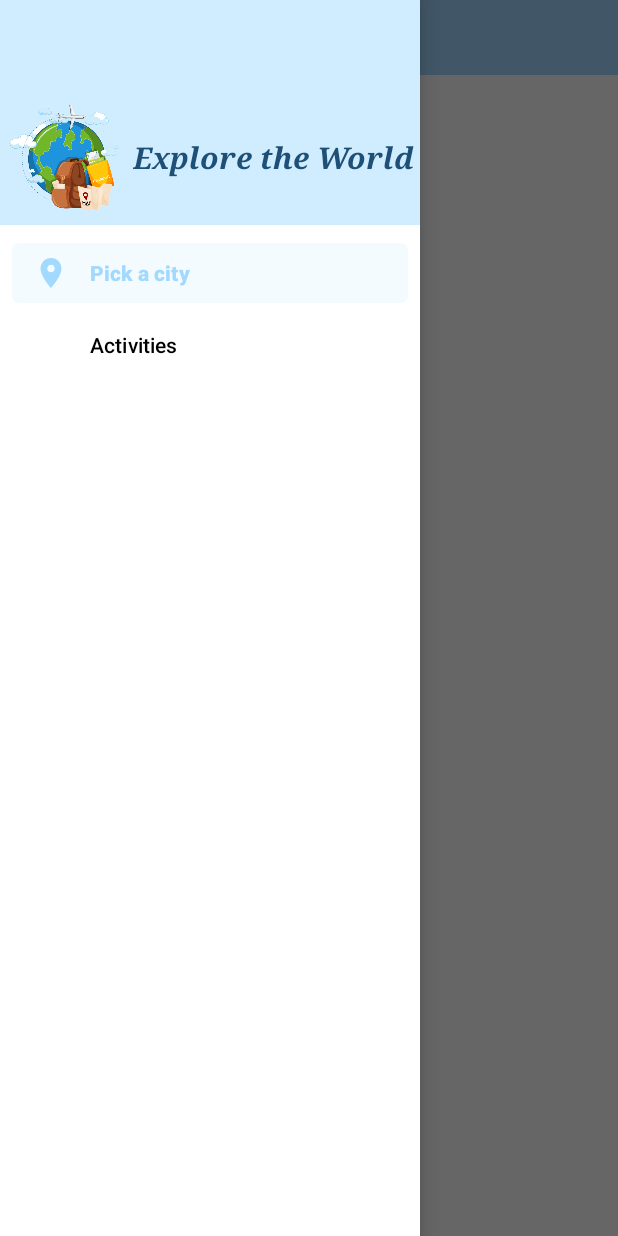
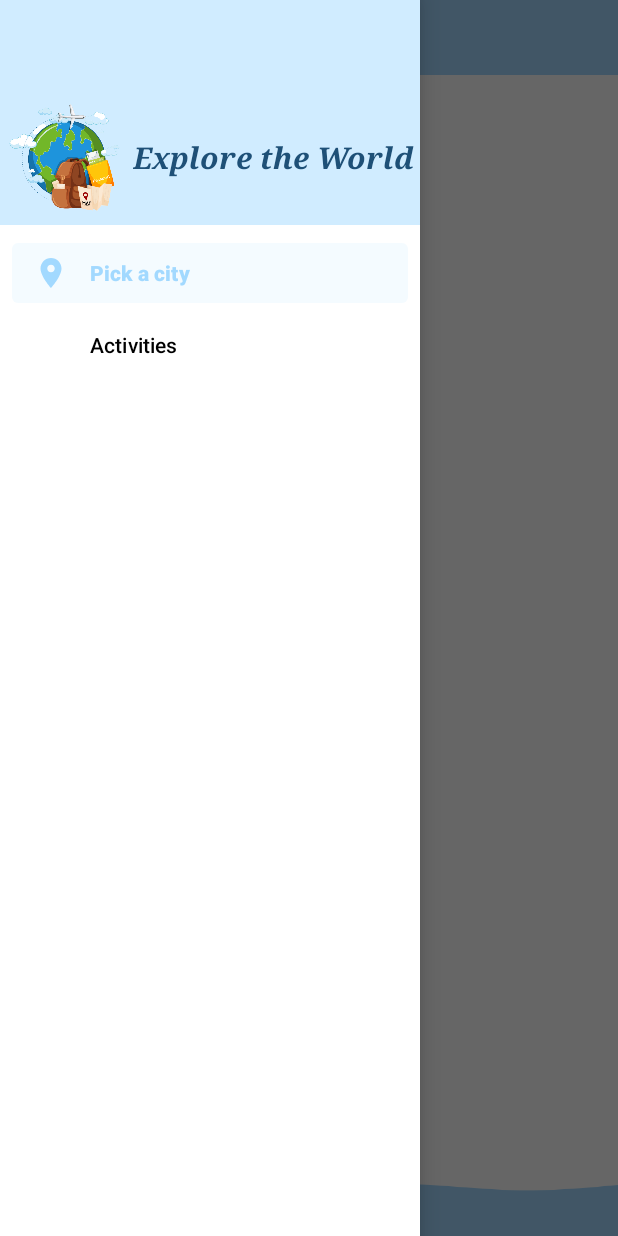
Before and after one commit to AndreeaClaudiaSandu/TravelAndroidApp, an Android app: the MainActivity screen opened directly, with no data from a screen before it, with the side drawer open, on a phone screen of 412 x 824 dp. Run offline under Robolectric (Android 15) with nearby library versions, the phone set to English and light mode, and no system bars.

Commit message:
Images updates

```diff
--- a/app/src/main/java/com/example/travel/MainActivity.java
+++ b/app/src/main/java/com/example/travel/MainActivity.java
@@ -45,6 +45,7 @@ public class MainActivity extends AppCompatActivity implements NavigationView.On
 
         toolbar.setTitle("Pick a city");
         replaceFragment(new FragmentPickCity());
+
     }
 
 
--- a/app/src/main/res/layout/activity_login.xml
+++ b/app/src/main/res/layout/activity_login.xml
@@ -47,7 +47,7 @@
     <View
         android:id="@+id/view2"
         android:layout_width="wrap_content"
-        android:layout_height="50dp"
+        android:layout_height="20dp"
         android:background="@color/loginBlue"
         app:layout_constraintEnd_toEndOf="parent"
         app:layout_constraintStart_toStartOf="parent"
--- a/app/src/main/res/layout/activity_main.xml
+++ b/app/src/main/res/layout/activity_main.xml
@@ -41,14 +41,32 @@
             app:navigationIcon="@drawable/menu" />
 
         <FrameLayout
+            android:id="@+id/frameLayout"
             android:layout_width="match_parent"
             android:layout_height="0dp"
-            android:id="@+id/frameLayout"
-            app:layout_constraintBottom_toBottomOf="parent"
+            app:layout_constraintBottom_toTopOf="@+id/view2"
             app:layout_constraintEnd_toEndOf="parent"
             app:layout_constraintStart_toStartOf="parent"
             app:layout_constraintTop_toBottomOf="@+id/toolbar" />
 
+        <View
+            android:id="@+id/view1"
+            android:layout_width="wrap_content"
+            android:layout_height="10dp"
+            android:background="@color/loginBlue"
+            app:layout_constraintBottom_toBottomOf="parent"
+            app:layout_constraintEnd_toEndOf="parent"
+            app:layout_constraintStart_toStartOf="parent" />
+
+        <View
+            android:id="@+id/view2"
+            android:layout_width="wrap_content"
+            android:layout_height="30dp"
+            android:background="@drawable/wave_down"
+            app:layout_constraintBottom_toTopOf="@+id/view1"
+            app:layout_constraintEnd_toEndOf="parent"
+            app:layout_constraintStart_toStartOf="parent" />
+
     </androidx.constraintlayout.widget.ConstraintLayout>
 
 </androidx.drawerlayout.widget.DrawerLayout>
--- a/app/src/main/res/layout/recycler_view_row.xml
+++ b/app/src/main/res/layout/recycler_view_row.xml
@@ -45,9 +45,9 @@
                 android:id="@+id/cityImage"
                 android:layout_width="wrap_content"
                 android:layout_height="0dp"
-                android:adjustViewBounds="true"
+                android:adjustViewBounds="false"
                 android:maxHeight="90dp"
-                android:scaleType = "fitCenter"
+                android:scaleType="centerCrop"
                 app:layout_constraintBottom_toBottomOf="parent"
                 app:layout_constraintEnd_toEndOf="parent"
                 app:layout_constraintHorizontal_bias="0.0"
```
Also changed, not shown: app/src/main/res/drawable/barcelona.jpg, app/src/main/res/drawable/bucuresti.jpg, app/src/main/res/drawable/copenhaga.jpg (added), app/src/main/res/drawable/milano.jpg (added), app/src/main/res/drawable/valencia.jpg (added).
